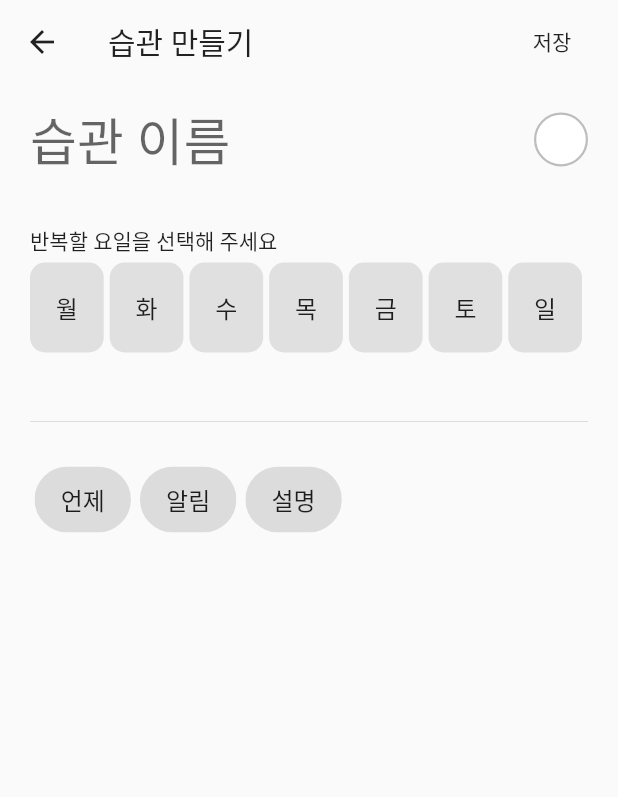
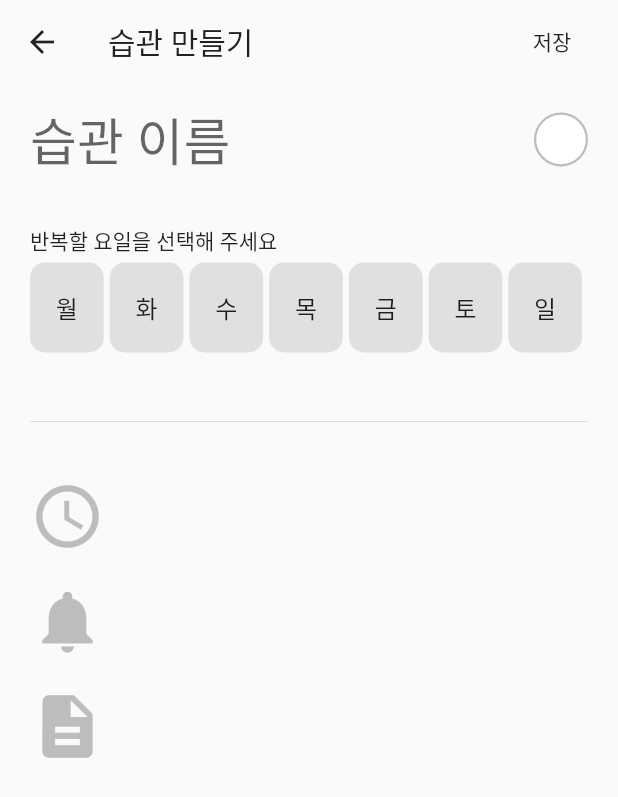
Before and after one commit to Psunu/HabitCalendar, a Flutter app: the screen it shows after launch, after a tap on the "add" icon, on a phone screen of 412 x 824 dp. Shown: the top 797 px of the screen. Run offline on Flutter 3.47's test engine with Material 2 defaults, Android fonts, the phone set to English and light mode, and no system bars; our stand-ins replace get, moor_flutter, sqflite; accounts and stored records are empty; generated files the repository leaves out were written again.

Commit message:
Add TimePicker Widget (not complete)

```diff
--- a/habit_calendar/lib/views/make_habit.dart
+++ b/habit_calendar/lib/views/make_habit.dart
@@ -1,5 +1,6 @@
 import 'package:flutter/material.dart';
 import 'package:get/get.dart';
+import 'package:habit_calendar/widgets/time_picker.dart';
 
 import '../controllers/make_habit_controller.dart';
 
@@ -72,79 +73,88 @@ class MakeHabit extends StatelessWidget {
                     padding: const EdgeInsets.symmetric(vertical: 20.0),
                     child: Divider(),
                   ),
-                  Row(
-                    children: [
+                  // Row(
+                  //   children: [
+                  //     Padding(
+                  //       padding: const EdgeInsets.symmetric(horizontal: 3.0),
+                  //       child: InputChip(
+                  //         label: Text('언제'),
+                  //         padding: EdgeInsets.all(10.0),
+                  //         onPressed: () {},
+                  //       ),
+                  //     ),
+                  //     Padding(
+                  //       padding: const EdgeInsets.symmetric(horizontal: 3.0),
+                  //       child: InputChip(
+                  //         label: Text('알림'),
+                  //         padding: EdgeInsets.all(10.0),
+                  //         onPressed: () {},
+                  //       ),
+                  //     ),
+                  //     Padding(
+                  //       padding: const EdgeInsets.symmetric(horizontal: 3.0),
+                  //       child: InputChip(
+                  //         label: Text('설명'),
+                  //         padding: EdgeInsets.all(10.0),
+                  //         onPressed: () {},
+                  //       ),
+                  //     ),
+                  //   ],
+                  // ),
                   Padding(
-                        padding: const EdgeInsets.symmetric(horizontal: 3.0),
-                        child: InputChip(
-                          label: Text('언제'),
-                          padding: EdgeInsets.all(10.0),
-                          onPressed: () {},
+                    padding: const EdgeInsets.symmetric(vertical: 10.0),
+                    child: InkWell(
+                      customBorder: const CircleBorder(),
+                      onTap: () {
+                        controller.whatTimeActivated.value =
+                            !controller.whatTimeActivated.value;
+                        if (controller.whatTimeActivated.value)
+                          showModalBottomSheet(
+                            context: context,
+                            builder: (context) {
+                              return TimePicker();
+                            },
+                          );
+                      },
+                      child: Icon(
+                        Icons.access_time,
+                        size: 50.0,
+                        color: controller.whatTimeActivated.value
+                            ? Get.theme.accentColor
+                            : Colors.grey[400],
+                      ),
                     ),
                   ),
                   Padding(
-                        padding: const EdgeInsets.symmetric(horizontal: 3.0),
-                        child: InputChip(
-                          label: Text('알림'),
-                          padding: EdgeInsets.all(10.0),
-                          onPressed: () {},
+                    padding: const EdgeInsets.symmetric(vertical: 10.0),
+                    child: InkWell(
+                      customBorder: const CircleBorder(),
+                      onTap: () => controller.notificationActivated.value =
+                          !controller.notificationActivated.value,
+                      child: Icon(
+                        Icons.notifications,
+                        size: 50.0,
+                        color: controller.notificationActivated.value
+                            ? Get.theme.accentColor
+                            : Colors.grey[400],
+                      ),
                     ),
                   ),
                   Padding(
-                        padding: const EdgeInsets.symmetric(horizontal: 3.0),
-                        child: InputChip(
-                          label: Text('설명'),
-                          padding: EdgeInsets.all(10.0),
-                          onPressed: () {},
+                    padding: const EdgeInsets.symmetric(vertical: 10.0),
+                    child: InkWell(
+                      customBorder: const CircleBorder(),
+                      onTap: () => controller.descriptionActivated.value =
+                          !controller.descriptionActivated.value,
+                      child: Icon(
+                        Icons.description,
+                        size: 50.0,
+                        color: controller.descriptionActivated.value
+                            ? Get.theme.accentColor
+                            : Colors.grey[400],
                       ),
                     ),
-                    ],
                   ),
-                  // Padding(
-                  //   padding: const EdgeInsets.symmetric(vertical: 10.0),
-                  //   child: InkWell(
-                  //     customBorder: const CircleBorder(),
-                  //     onTap: () => controller.whatTimeActivated.value =
-                  //         !controller.whatTimeActivated.value,
-                  //     child: Icon(
-                  //       Icons.access_time,
-                  //       size: 50.0,
-                  //       color: controller.whatTimeActivated.value
-                  //           ? Get.theme.accentColor
-                  //           : Colors.grey[400],
-                  //     ),
-                  //   ),
-                  // ),
-                  // Padding(
-                  //   padding: const EdgeInsets.symmetric(vertical: 10.0),
-                  //   child: InkWell(
-                  //     customBorder: const CircleBorder(),
-                  //     onTap: () => controller.notificationActivated.value =
-                  //         !controller.notificationActivated.value,
-                  //     child: Icon(
-                  //       Icons.notifications,
-                  //       size: 50.0,
-                  //       color: controller.notificationActivated.value
-                  //           ? Get.theme.accentColor
-                  //           : Colors.grey[400],
-                  //     ),
-                  //   ),
-                  // ),
-                  // Padding(
-                  //   padding: const EdgeInsets.symmetric(vertical: 10.0),
-                  //   child: InkWell(
-                  //     customBorder: const CircleBorder(),
-                  //     onTap: () => controller.descriptionActivated.value =
-                  //         !controller.descriptionActivated.value,
-                  //     child: Icon(
-                  //       Icons.description,
-                  //       size: 50.0,
-                  //       color: controller.descriptionActivated.value
-                  //           ? Get.theme.accentColor
-                  //           : Colors.grey[400],
-                  //     ),
-                  //   ),
-                  // ),
                 ],
               ),
             ),
--- a/habit_calendar/lib/widgets/open_container_fab.dart
+++ b/habit_calendar/lib/widgets/open_container_fab.dart
@@ -18,18 +18,15 @@ class OpenContainerFab extends StatelessWidget {
       closedColor: Get.theme.accentColor,
       closedElevation: 6,
       closedBuilder: (context, openContainer) {
-        return InkWell(
-          customBorder: _circleFabBorder,
-          onTap: () => openContainer(),
-          child: SizedBox(
-            width: _mobileFabDimension,
-            height: _mobileFabDimension,
-            child: Center(
-              child: icon,
-            ),
+        return SizedBox(
+          width: _mobileFabDimension,
+          height: _mobileFabDimension,
+          child: Center(
+            child: icon,
           ),
         );
       },
+      tappable: true,
     );
   }
 }
```
Also changed, not shown: habit_calendar/lib/widgets/time_picker.dart (added, +32 -0 lines). Lines whose indentation alone changed are shown as unchanged.
